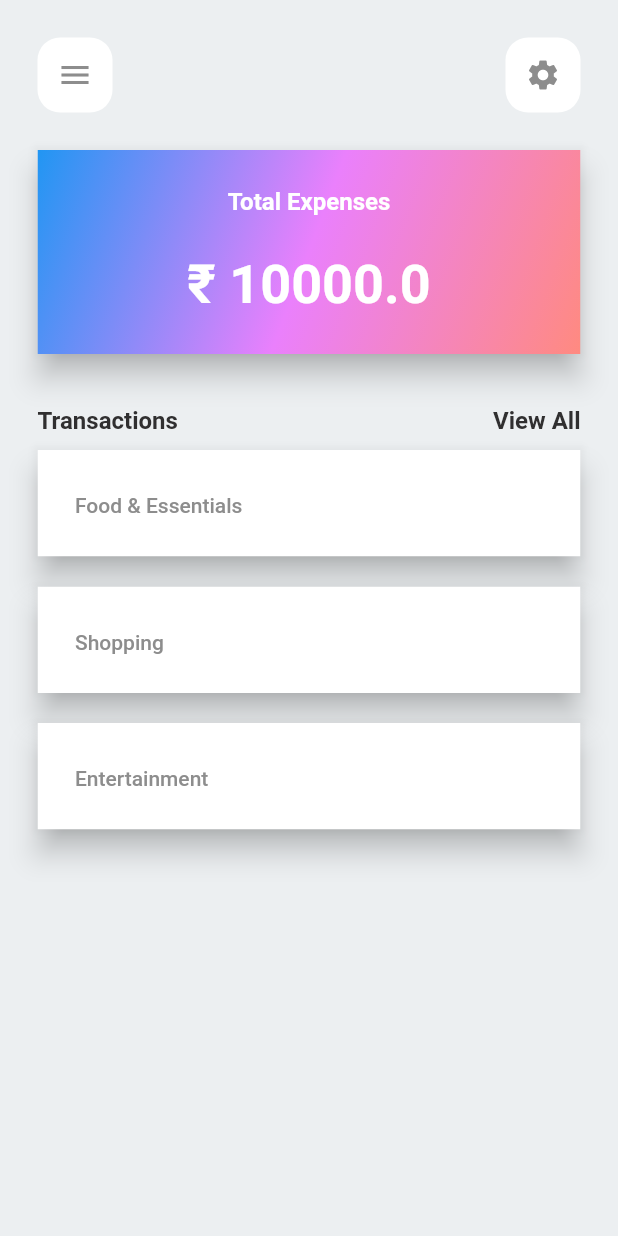
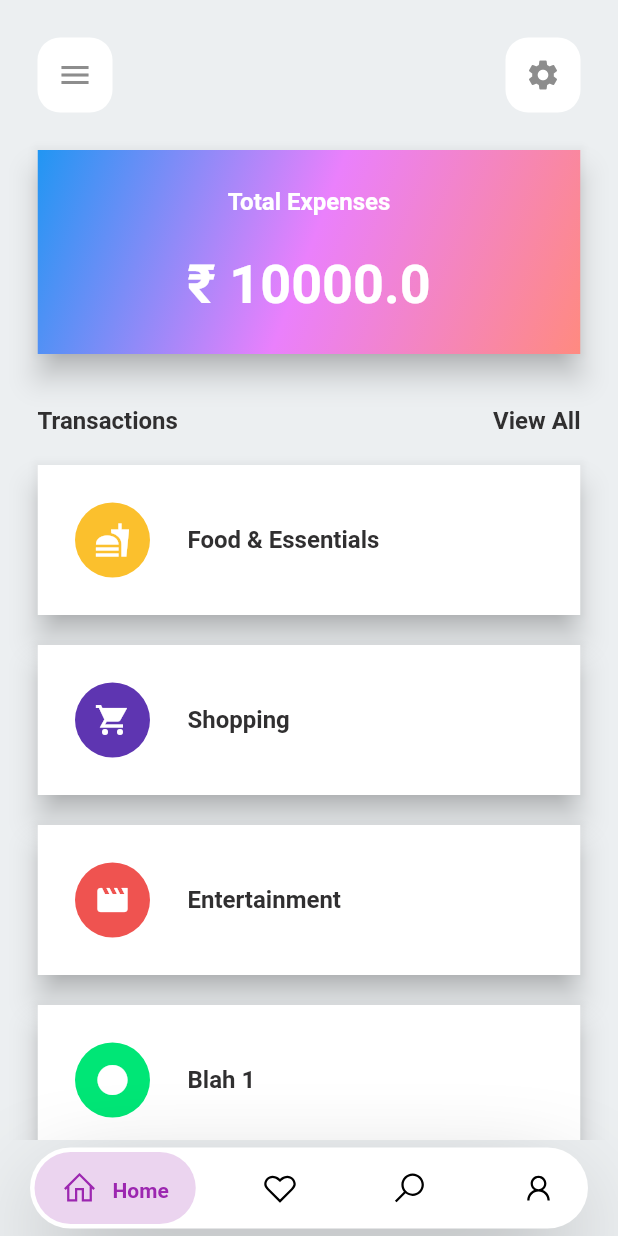
Before and after one commit to theAB316/expense-tracker, a Flutter app: the screen it shows after launch, on a phone screen of 412 x 824 dp. Run offline on Flutter 3.47's test engine with Material 2 defaults, Android fonts, the phone set to English and light mode, and no system bars; drawn by our look-alikes of google_nav_bar; our stand-ins replace badges, line_icons; missing offline and left inert: cupertino_rounded_corners.

Commit message:
feat: add icons for categories. navbar not working

```diff
--- a/flutter_expense_tracker/analysis_options.yaml
+++ b/flutter_expense_tracker/analysis_options.yaml
@@ -28,6 +28,7 @@ linter:
     prefer_const_literals_to_create_immutables: false
     must_be_immutable: false
     constant_identifier_names: false
+    non_constant_identifier_names: false
 
 # Additional information about this file can be found at
 # https://dart.dev/guides/language/analysis-options
--- a/flutter_expense_tracker/lib/ui/screens/main_screen.dart
+++ b/flutter_expense_tracker/lib/ui/screens/main_screen.dart
@@ -1,9 +1,10 @@
 import 'dart:ui';
 import 'package:flutter/material.dart';
+import 'package:flutter_expense_tracker/ui/widgets/bottom_nav_bar_widget.dart';
 import 'package:flutter_expense_tracker/ui/utils/constants.dart';
 import 'package:flutter_expense_tracker/ui/widgets/border_box_widget.dart';
+import 'package:flutter_expense_tracker/ui/widgets/main_categories_list_widget.dart';
 import 'package:flutter_expense_tracker/ui/widgets/main_expenses_widget.dart';
-import 'package:flutter_expense_tracker/ui/widgets/squircle_widget.dart';
 
 class MainScreen extends StatefulWidget {
   @override
@@ -63,27 +64,12 @@ class _MainScreenState extends State<MainScreen> {
                   ],
                 ),
               ),
-              addVerticleSpace(0),
-              SingleChildScrollView(
-                scrollDirection: Axis.vertical,
-                child: Column(
-                    children: CATEGORIES_LIST
-                        .map(
-                          (category) => Padding(
-                            padding: SYMMETRIC_PADDING_ALL,
-                            child: Container(
-                              width: screenWidth,
-                              child: SquircleWidget(
-                                child: Text(category),
-                              ),
-                            ),
-                          ),
-                        )
-                        .toList()),
-              )
+              addVerticleSpace(10),
+              Expanded(child: MainCategoriesListWidget())
             ],
           ),
         ),
+        bottomNavigationBar: SafeArea(child: BottomNavBarWidget()),
       ),
     );
   }
--- a/flutter_expense_tracker/lib/ui/utils/constants.dart
+++ b/flutter_expense_tracker/lib/ui/utils/constants.dart
@@ -1,12 +1,28 @@
+import 'dart:collection';
+
 import 'package:flutter/material.dart';
 
-///////////// Constants that might be changed //////////////////
+// To create category list in MainScreen
+class Category {
+  String name = "";
+  Icon icon = Icon(Icons.circle);
+  Color iconCircleColor = COLOR_BLACK;
 
-final CATEGORIES_LIST = [
-  "Food & Essentials",
-  "Shopping",
-  "Entertainment",
-];
+  Category(this.name, IconData iconData, this.iconCircleColor) {
+    icon = Icon(
+      iconData,
+      color: COLOR_WHITE,
+    );
+  }
+}
+
+final LinkedHashMap<String, Category> CATEGORIES_MAP = LinkedHashMap.from({
+  "Food": Category("Food & Essentials", Icons.fastfood_sharp, COLOR_YELLOW),
+  "Shopping": Category("Shopping", Icons.shopping_cart_sharp, COLOR_PURPLE),
+  "Entertainment": Category("Entertainment", Icons.movie_sharp, COLOR_RED),
+  "Blah 1": Category("Blah 1", Icons.circle, COLOR_GREEN),
+  "Blah 2": Category("Blah 2", Icons.circle, COLOR_YELLOW),
+});
 
 final MAIN_EXPENSES_WIDGET_COLOURS = [
   Colors.blue,
@@ -14,9 +30,10 @@ final MAIN_EXPENSES_WIDGET_COLOURS = [
   Colors.redAccent.shade100
 ];
 
-////////////////////////////////////////////////////////////////
+// Other
+const RUPPEE_SYMBOL = '\u{20B9}';
 
-const RUPPEE_SYMBOL = '\u{20B9}';
+const double CIRCLE_LENGTH = 50;
 
 const double PADDING_VALUE = 25;
 const EdgeInsets SYMMETRIC_PADDING_HORIZONTAL =
@@ -30,6 +47,10 @@ const COLOR_GREY = Color.fromRGBO(141, 141, 141, 1.0);
 final COLOR_BLUE_GREY = Colors.blueGrey.shade50;
 const COLOR_WHITE = Colors.white;
 const COLOR_DARK_BLUE = Color.fromRGBO(20, 25, 45, 1.0);
+final COLOR_YELLOW = Colors.yellow.shade700;
+final COLOR_PURPLE = Colors.deepPurple.shade600;
+final COLOR_RED = Colors.red.shade400;
+final COLOR_GREEN = Colors.greenAccent.shade400;
 
 const TextTheme TEXT_THEME_DEFAULT = TextTheme(
     headline1: TextStyle(
--- /dev/null
+++ b/flutter_expense_tracker/lib/ui/widgets/bottom_nav_bar_widget.dart
@@ -0,0 +1,124 @@
+import 'package:flutter/material.dart';
+import 'package:google_nav_bar/google_nav_bar.dart';
+import 'package:line_icons/line_icons.dart';
+import 'package:badges/badges.dart';
+
+class BottomNavBarWidget extends StatefulWidget {
+  const BottomNavBarWidget({Key? key}) : super(key: key);
+
+  @override
+  _BottomNavBarWidgetState createState() => _BottomNavBarWidgetState();
+}
+
+class _BottomNavBarWidgetState extends State<BottomNavBarWidget> {
+  int selectedIndex = 0;
+  int badge = 0;
+  final padding = EdgeInsets.symmetric(horizontal: 18, vertical: 12);
+  double gap = 10;
+
+  PageController controller = PageController();
+
+  List<Color> colors = [
+    Colors.purple,
+    Colors.pink,
+    Colors.amber[600]!,
+    Colors.teal
+  ];
+
+  @override
+  void initState() {
+    super.initState();
+  }
+
+  @override
+  Widget build(BuildContext context) {
+    return Container(
+      margin: EdgeInsets.symmetric(horizontal: 20, vertical: 5),
+      decoration: BoxDecoration(
+        color: Colors.white,
+        borderRadius: BorderRadius.all(Radius.circular(100)),
+        boxShadow: [
+          BoxShadow(
+            spreadRadius: -10,
+            blurRadius: 60,
+            color: Colors.black.withOpacity(.4),
+            offset: Offset(0, 25),
+          )
+        ],
+      ),
+      child: Padding(
+        padding: const EdgeInsets.symmetric(horizontal: 3.0, vertical: 3),
+        child: GNav(
+          tabs: [
+            GButton(
+              gap: gap,
+              iconActiveColor: Colors.purple,
+              iconColor: Colors.black,
+              textColor: Colors.purple,
+              backgroundColor: Colors.purple.withOpacity(.2),
+              iconSize: 24,
+              padding: padding,
+              icon: LineIcons.home,
+              text: 'Home',
+            ),
+            GButton(
+              gap: gap,
+              iconActiveColor: Colors.pink,
+              iconColor: Colors.black,
+              textColor: Colors.pink,
+              backgroundColor: Colors.pink.withOpacity(.2),
+              iconSize: 24,
+              padding: padding,
+              icon: LineIcons.heart,
+              leading: selectedIndex == 1 || badge == 0
+                  ? null
+                  : Badge(
+                      badgeColor: Colors.red.shade100,
+                      elevation: 0,
+                      position: BadgePosition.topEnd(top: -12, end: -12),
+                      badgeContent: Text(
+                        badge.toString(),
+                        style: TextStyle(color: Colors.red.shade900),
+                      ),
+                      child: Icon(
+                        LineIcons.heart,
+                        color: selectedIndex == 1 ? Colors.pink : Colors.black,
+                      ),
+                    ),
+              text: 'Likes',
+            ),
+            GButton(
+              gap: gap,
+              iconActiveColor: Colors.amber[600],
+              iconColor: Colors.black,
+              textColor: Colors.amber[600],
+              backgroundColor: Colors.amber[600]!.withOpacity(.2),
+              iconSize: 24,
+              padding: padding,
+              icon: LineIcons.search,
+              text: 'Search',
+            ),
+            GButton(
+              gap: gap,
+              iconActiveColor: Colors.teal,
+              iconColor: Colors.black,
+              textColor: Colors.teal,
+              backgroundColor: Colors.teal.withOpacity(.2),
+              iconSize: 24,
+              padding: padding,
+              icon: LineIcons.user,
+              text: 'Profile',
+            )
+          ],
+          selectedIndex: selectedIndex,
+          onTabChange: (index) {
+            setState(() {
+              selectedIndex = index;
+            });
+            controller.jumpToPage(index);
+          },
+        ),
+      ),
+    );
+  }
+}
--- /dev/null
+++ b/flutter_expense_tracker/lib/ui/widgets/main_categories_list_widget.dart
@@ -0,0 +1,65 @@
+import 'dart:ui';
+import 'package:flutter/material.dart';
+import 'package:flutter_expense_tracker/ui/utils/constants.dart';
+import 'package:flutter_expense_tracker/ui/widgets/border_box_widget.dart';
+import 'package:flutter_expense_tracker/ui/widgets/squircle_widget.dart';
+
+class MainCategoriesListWidget extends StatefulWidget {
+  const MainCategoriesListWidget({Key? key}) : super(key: key);
+
+  @override
+  _MainCategoriesListWidgetState createState() =>
+      _MainCategoriesListWidgetState();
+}
+
+class _MainCategoriesListWidgetState extends State<MainCategoriesListWidget> {
+  @override
+  Widget build(BuildContext context) {
+    ThemeData themeData = Theme.of(context);
+    double screenWidth = window.physicalSize.width;
+    return SingleChildScrollView(
+      physics: BouncingScrollPhysics(),
+      scrollDirection: Axis.vertical,
+
+      /*
+        * The map() does the following:
+        * 1. Looping through each entry in CATEGORIES_MAP
+        * 2. Passing that category to SquircleWidget (and creating it)
+        * 3. Creating a List of these SquircelWidgets
+        * 4. Passing this list to children of Column
+        *
+        */
+      child: Column(
+        children: CATEGORIES_MAP.entries
+            .map((entry) => Padding(
+                  padding: SYMMETRIC_PADDING_ALL,
+                  child: Container(
+                    width: screenWidth,
+                    child: SquircleWidget(
+                      child: Row(
+                        children: [
+                          Container(
+                            child: entry.value.icon,
+                            height: CIRCLE_LENGTH,
+                            width: CIRCLE_LENGTH,
+                            decoration: BoxDecoration(
+                                color: entry.value.iconCircleColor,
+                                shape: BoxShape.circle),
+                          ),
+                          addHorizontalSpace(PADDING_VALUE),
+                          Text(entry.value.name,
+                              style: themeData.textTheme.headline5)
+                        ],
+                      ),
+                    ),
+                  ),
+                ))
+            .toList(),
+      ),
+    );
+
+    // lol: CATEGORIES_MAP.entries.map((entry) => Padding(
+    //           padding: SYMMETRIC_PADDING_ALL,
+    //           child: Container(width: screenWidth, child: SquircleWidget(child: Text(category))
+  }
+}
--- a/flutter_expense_tracker/lib/ui/widgets/main_expenses_widget.dart
+++ b/flutter_expense_tracker/lib/ui/widgets/main_expenses_widget.dart
@@ -1,5 +1,3 @@
-// ignore_for_file: prefer_const_constructors, prefer_const_literals_to_create_immutables
-
 import 'dart:ui';
 import 'package:flutter/material.dart';
 import 'package:flutter_expense_tracker/ui/utils/constants.dart';
--- a/flutter_expense_tracker/pubspec.yaml
+++ b/flutter_expense_tracker/pubspec.yaml
@@ -35,6 +35,9 @@ dependencies:
   # Use with the CupertinoIcons class for iOS style icons.
   cupertino_icons: ^1.0.2
   cupertino_rounded_corners: ^2.0.1
+  google_nav_bar: ^5.0.5
+  line_icons: ^2.0.1
+  badges: ^2.0.2
 
 dev_dependencies:
   flutter_test:
```
Also changed, not shown: flutter_expense_tracker/pubspec.lock.
